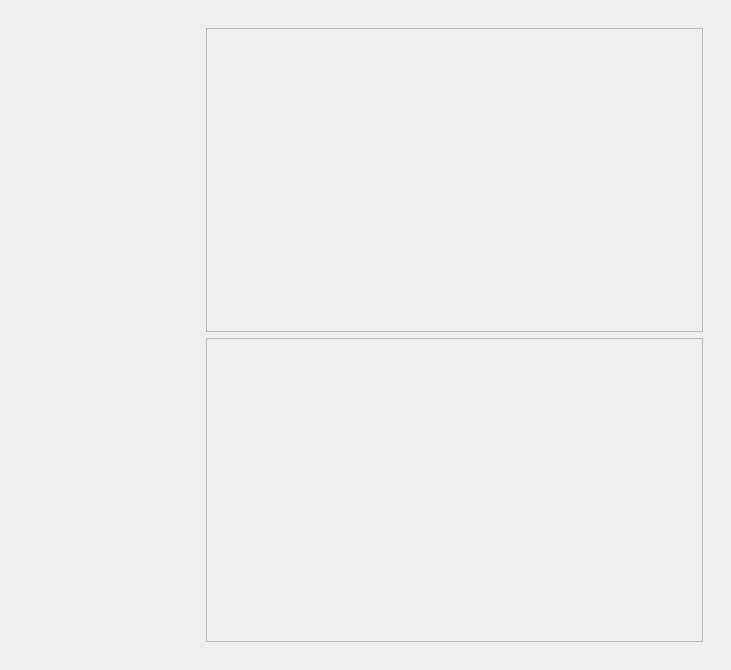
This is gui/uis/pages/main_pages.ui in WhiteApple888/MedAegis as Qt 5 draws it before an edit. The edited form follows.
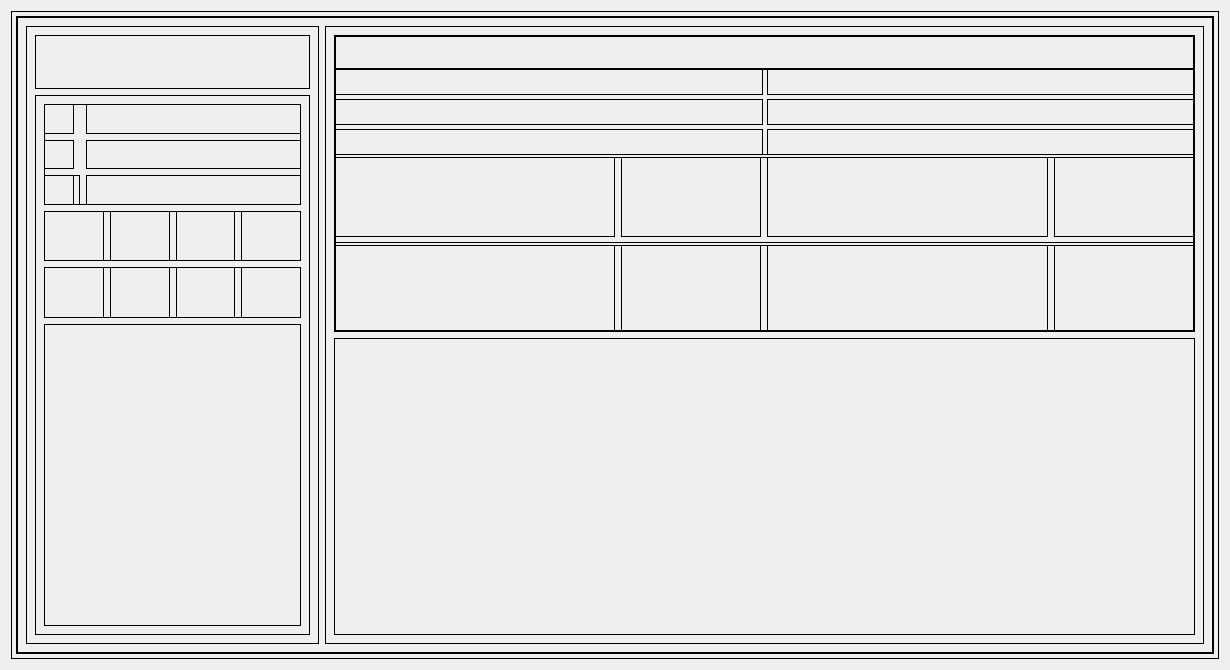
This is the edited form. The open tabs and pages were chosen to show the change.

Commit message: Added BMI, IBW, Adjusted Body Weight Calculator

Diff of the .ui file:
```diff
--- a/gui/uis/pages/main_pages.ui
+++ b/gui/uis/pages/main_pages.ui
@@ -6,7 +6,7 @@
    <rect>
     <x>0</x>
     <y>0</y>
-    <width>731</width>
+    <width>1230</width>
     <height>670</height>
    </rect>
   </property>
@@ -14,21 +14,6 @@
    <string>Form</string>
   </property>
   <layout class="QVBoxLayout" name="verticalLayout_10">
-   <property name="spacing">
-    <number>0</number>
-   </property>
-   <property name="leftMargin">
-    <number>5</number>
-   </property>
-   <property name="topMargin">
-    <number>5</number>
-   </property>
-   <property name="rightMargin">
-    <number>5</number>
-   </property>
-   <property name="bottomMargin">
-    <number>5</number>
-   </property>
    <item>
     <widget class="QStackedWidget" name="pages">
      <property name="currentIndex">
@@ -146,7 +131,7 @@
      </widget>
      <widget class="QWidget" name="page_2">
       <property name="styleSheet">
-       <string notr="true"/>
+       <string notr="true">border: 1px solid black;</string>
       </property>
       <layout class="QVBoxLayout" name="page_2_layout">
        <property name="spacing">
@@ -186,8 +171,8 @@
            <rect>
             <x>0</x>
             <y>0</y>
-            <width>116</width>
-            <height>106</height>
+            <width>1206</width>
+            <height>646</height>
            </rect>
           </property>
           <property name="styleSheet">
@@ -452,7 +437,71 @@
                         </widget>
                        </item>
                        <item>
-                        <widget class="QWidget" name="val_female_1" native="true">
+                        <widget class="QWidget" name="crcl_female" native="true">
+                         <property name="sizePolicy">
+                          <sizepolicy hsizetype="Expanding" vsizetype="Expanding">
+                           <horstretch>1</horstretch>
+                           <verstretch>1</verstretch>
+                          </sizepolicy>
+                         </property>
+                        </widget>
+                       </item>
+                      </layout>
+                     </widget>
+                    </item>
+                    <item>
+                     <widget class="QWidget" name="egfr_calculator_output" native="true">
+                      <property name="sizePolicy">
+                       <sizepolicy hsizetype="Expanding" vsizetype="Expanding">
+                        <horstretch>1</horstretch>
+                        <verstretch>1</verstretch>
+                       </sizepolicy>
+                      </property>
+                      <layout class="QHBoxLayout" name="horizontalLayout_5">
+                       <property name="leftMargin">
+                        <number>0</number>
+                       </property>
+                       <property name="topMargin">
+                        <number>0</number>
+                       </property>
+                       <property name="rightMargin">
+                        <number>0</number>
+                       </property>
+                       <property name="bottomMargin">
+                        <number>0</number>
+                       </property>
+                       <item>
+                        <widget class="QWidget" name="egfr_male_label" native="true">
+                         <property name="sizePolicy">
+                          <sizepolicy hsizetype="Expanding" vsizetype="Expanding">
+                           <horstretch>1</horstretch>
+                           <verstretch>1</verstretch>
+                          </sizepolicy>
+                         </property>
+                        </widget>
+                       </item>
+                       <item>
+                        <widget class="QWidget" name="egfr_male" native="true">
+                         <property name="sizePolicy">
+                          <sizepolicy hsizetype="Expanding" vsizetype="Expanding">
+                           <horstretch>1</horstretch>
+                           <verstretch>1</verstretch>
+                          </sizepolicy>
+                         </property>
+                        </widget>
+                       </item>
+                       <item>
+                        <widget class="QWidget" name="egfr_female_label" native="true">
+                         <property name="sizePolicy">
+                          <sizepolicy hsizetype="Expanding" vsizetype="Expanding">
+                           <horstretch>1</horstretch>
+                           <verstretch>1</verstretch>
+                          </sizepolicy>
+                         </property>
+                        </widget>
+                       </item>
+                       <item>
+                        <widget class="QWidget" name="egfr_female" native="true">
                          <property name="sizePolicy">
                           <sizepolicy hsizetype="Expanding" vsizetype="Expanding">
                            <horstretch>1</horstretch>
@@ -494,7 +543,7 @@
                    <property name="sizePolicy">
                     <sizepolicy hsizetype="Expanding" vsizetype="Expanding">
                      <horstretch>0</horstretch>
-                     <verstretch>1</verstretch>
+                     <verstretch>2</verstretch>
                     </sizepolicy>
                    </property>
                    <property name="frameShape">
@@ -503,6 +552,299 @@
                    <property name="frameShadow">
                     <enum>QFrame::Raised</enum>
                    </property>
+                   <layout class="QVBoxLayout" name="verticalLayout_26">
+                    <property name="spacing">
+                     <number>0</number>
+                    </property>
+                    <property name="leftMargin">
+                     <number>0</number>
+                    </property>
+                    <property name="topMargin">
+                     <number>0</number>
+                    </property>
+                    <property name="rightMargin">
+                     <number>0</number>
+                    </property>
+                    <property name="bottomMargin">
+                     <number>0</number>
+                    </property>
+                    <item>
+                     <widget class="QWidget" name="ibw_abw_bmi_title" native="true">
+                      <property name="sizePolicy">
+                       <sizepolicy hsizetype="Expanding" vsizetype="Expanding">
+                        <horstretch>0</horstretch>
+                        <verstretch>1</verstretch>
+                       </sizepolicy>
+                      </property>
+                     </widget>
+                    </item>
+                    <item>
+                     <widget class="QWidget" name="ibw_abw_bmi_input_output" native="true">
+                      <property name="sizePolicy">
+                       <sizepolicy hsizetype="Preferred" vsizetype="Preferred">
+                        <horstretch>0</horstretch>
+                        <verstretch>8</verstretch>
+                       </sizepolicy>
+                      </property>
+                      <layout class="QVBoxLayout" name="verticalLayout_25">
+                       <property name="spacing">
+                        <number>2</number>
+                       </property>
+                       <property name="leftMargin">
+                        <number>0</number>
+                       </property>
+                       <property name="topMargin">
+                        <number>0</number>
+                       </property>
+                       <property name="rightMargin">
+                        <number>0</number>
+                       </property>
+                       <property name="bottomMargin">
+                        <number>0</number>
+                       </property>
+                       <item>
+                        <widget class="QWidget" name="bmi_ibw_abw_calculator_input" native="true">
+                         <property name="sizePolicy">
+                          <sizepolicy hsizetype="Expanding" vsizetype="Expanding">
+                           <horstretch>1</horstretch>
+                           <verstretch>1</verstretch>
+                          </sizepolicy>
+                         </property>
+                         <layout class="QGridLayout" name="gridLayout">
+                          <property name="leftMargin">
+                           <number>0</number>
+                          </property>
+                          <property name="topMargin">
+                           <number>0</number>
+                          </property>
+                          <property name="rightMargin">
+                           <number>0</number>
+                          </property>
+                          <property name="bottomMargin">
+                           <number>0</number>
+                          </property>
+                          <property name="spacing">
+                           <number>4</number>
+                          </property>
+                          <item row="0" column="0">
+                           <widget class="QWidget" name="height_label" native="true">
+                            <property name="sizePolicy">
+                             <sizepolicy hsizetype="Expanding" vsizetype="Expanding">
+                              <horstretch>1</horstretch>
+                              <verstretch>1</verstretch>
+                             </sizepolicy>
+                            </property>
+                            <property name="minimumSize">
+                             <size>
+                              <width>30</width>
+                              <height>0</height>
+                             </size>
+                            </property>
+                           </widget>
+                          </item>
+                          <item row="0" column="1">
+                           <widget class="QWidget" name="height" native="true">
+                            <property name="sizePolicy">
+                             <sizepolicy hsizetype="Expanding" vsizetype="Expanding">
+                              <horstretch>1</horstretch>
+                              <verstretch>1</verstretch>
+                             </sizepolicy>
+                            </property>
+                            <property name="minimumSize">
+                             <size>
+                              <width>30</width>
+                              <height>0</height>
+                             </size>
+                            </property>
+                           </widget>
+                          </item>
+                          <item row="1" column="0">
+                           <widget class="QWidget" name="weight_label_2" native="true">
+                            <property name="sizePolicy">
+                             <sizepolicy hsizetype="Expanding" vsizetype="Expanding">
+                              <horstretch>1</horstretch>
+                              <verstretch>1</verstretch>
+                             </sizepolicy>
+                            </property>
+                            <property name="minimumSize">
+                             <size>
+                              <width>30</width>
+                              <height>0</height>
+                             </size>
+                            </property>
+                           </widget>
+                          </item>
+                          <item row="1" column="1">
+                           <widget class="QWidget" name="weight_2" native="true">
+                            <property name="sizePolicy">
+                             <sizepolicy hsizetype="Expanding" vsizetype="Expanding">
+                              <horstretch>1</horstretch>
+                              <verstretch>1</verstretch>
+                             </sizepolicy>
+                            </property>
+                            <property name="minimumSize">
+                             <size>
+                              <width>30</width>
+                              <height>0</height>
+                             </size>
+                            </property>
+                           </widget>
+                          </item>
+                          <item row="2" column="0">
+                           <widget class="QWidget" name="bmi_label" native="true">
+                            <property name="sizePolicy">
+                             <sizepolicy hsizetype="Expanding" vsizetype="Expanding">
+                              <horstretch>1</horstretch>
+                              <verstretch>1</verstretch>
+                             </sizepolicy>
+                            </property>
+                           </widget>
+                          </item>
+                          <item row="2" column="1">
+                           <widget class="QWidget" name="bmi" native="true">
+                            <property name="sizePolicy">
+                             <sizepolicy hsizetype="Expanding" vsizetype="Expanding">
+                              <horstretch>1</horstretch>
+                              <verstretch>1</verstretch>
+                             </sizepolicy>
+                            </property>
+                           </widget>
+                          </item>
+                         </layout>
+                        </widget>
+                       </item>
+                       <item>
+                        <widget class="QWidget" name="ibw_calculator_output" native="true">
+                         <property name="sizePolicy">
+                          <sizepolicy hsizetype="Expanding" vsizetype="Expanding">
+                           <horstretch>1</horstretch>
+                           <verstretch>1</verstretch>
+                          </sizepolicy>
+                         </property>
+                         <layout class="QHBoxLayout" name="horizontalLayout_16">
+                          <property name="leftMargin">
+                           <number>0</number>
+                          </property>
+                          <property name="topMargin">
+                           <number>0</number>
+                          </property>
+                          <property name="rightMargin">
+                           <number>0</number>
+                          </property>
+                          <property name="bottomMargin">
+                           <number>6</number>
+                          </property>
+                          <item>
+                           <widget class="QWidget" name="ibw_male_label" native="true">
+                            <property name="sizePolicy">
+                             <sizepolicy hsizetype="Expanding" vsizetype="Expanding">
+                              <horstretch>2</horstretch>
+                              <verstretch>1</verstretch>
+                             </sizepolicy>
+                            </property>
+                           </widget>
+                          </item>
+                          <item>
+                           <widget class="QWidget" name="ibw_male" native="true">
+                            <property name="sizePolicy">
+                             <sizepolicy hsizetype="Expanding" vsizetype="Expanding">
+                              <horstretch>1</horstretch>
+                              <verstretch>1</verstretch>
+                             </sizepolicy>
+                            </property>
+                           </widget>
+                          </item>
+                          <item>
+                           <widget class="QWidget" name="ibw_female_label" native="true">
+                            <property name="sizePolicy">
+                             <sizepolicy hsizetype="Expanding" vsizetype="Expanding">
+                              <horstretch>2</horstretch>
+                              <verstretch>1</verstretch>
+                             </sizepolicy>
+                            </property>
+                           </widget>
+                          </item>
+                          <item>
+                           <widget class="QWidget" name="ibw_female" native="true">
+                            <property name="sizePolicy">
+                             <sizepolicy hsizetype="Expanding" vsizetype="Expanding">
+                              <horstretch>1</horstretch>
+                              <verstretch>1</verstretch>
+                             </sizepolicy>
+                            </property>
+                           </widget>
+                          </item>
+                         </layout>
+                        </widget>
+                       </item>
+                       <item>
+                        <widget class="QWidget" name="abw_calculator_output" native="true">
+                         <property name="sizePolicy">
+                          <sizepolicy hsizetype="Expanding" vsizetype="Expanding">
+                           <horstretch>1</horstretch>
+                           <verstretch>1</verstretch>
+                          </sizepolicy>
+                         </property>
+                         <layout class="QHBoxLayout" name="horizontalLayout_17">
+                          <property name="leftMargin">
+                           <number>0</number>
+                          </property>
+                          <property name="topMargin">
+                           <number>0</number>
+                          </property>
+                          <property name="rightMargin">
+                           <number>0</number>
+                          </property>
+                          <property name="bottomMargin">
+                           <number>0</number>
+                          </property>
+                          <item>
+                           <widget class="QWidget" name="abw_male_label" native="true">
+                            <property name="sizePolicy">
+                             <sizepolicy hsizetype="Expanding" vsizetype="Expanding">
+                              <horstretch>2</horstretch>
+                              <verstretch>1</verstretch>
+                             </sizepolicy>
+                            </property>
+                           </widget>
+                          </item>
+                          <item>
+                           <widget class="QWidget" name="abw_male" native="true">
+                            <property name="sizePolicy">
+                             <sizepolicy hsizetype="Expanding" vsizetype="Expanding">
+                              <horstretch>1</horstretch>
+                              <verstretch>1</verstretch>
+                             </sizepolicy>
+                            </property>
+                           </widget>
+                          </item>
+                          <item>
+                           <widget class="QWidget" name="abw_female_label" native="true">
+                            <property name="sizePolicy">
+                             <sizepolicy hsizetype="Expanding" vsizetype="Expanding">
+                              <horstretch>2</horstretch>
+                              <verstretch>1</verstretch>
+                             </sizepolicy>
+                            </property>
+                           </widget>
+                          </item>
+                          <item>
+                           <widget class="QWidget" name="abw_female" native="true">
+                            <property name="sizePolicy">
+                             <sizepolicy hsizetype="Expanding" vsizetype="Expanding">
+                              <horstretch>1</horstretch>
+                              <verstretch>1</verstretch>
+                             </sizepolicy>
+                            </property>
+                           </widget>
+                          </item>
+                         </layout>
+                        </widget>
+                       </item>
+                      </layout>
+                     </widget>
+                    </item>
+                   </layout>
                   </widget>
                  </item>
                  <item>
@@ -510,7 +852,7 @@
                    <property name="sizePolicy">
                     <sizepolicy hsizetype="Expanding" vsizetype="Expanding">
                      <horstretch>0</horstretch>
-                     <verstretch>1</verstretch>
+                     <verstretch>2</verstretch>
                     </sizepolicy>
                    </property>
                    <property name="frameShape">
```
Left out of the diff: 12 changed lines with no effect on the pictures. The commit also changes 8 other files.
